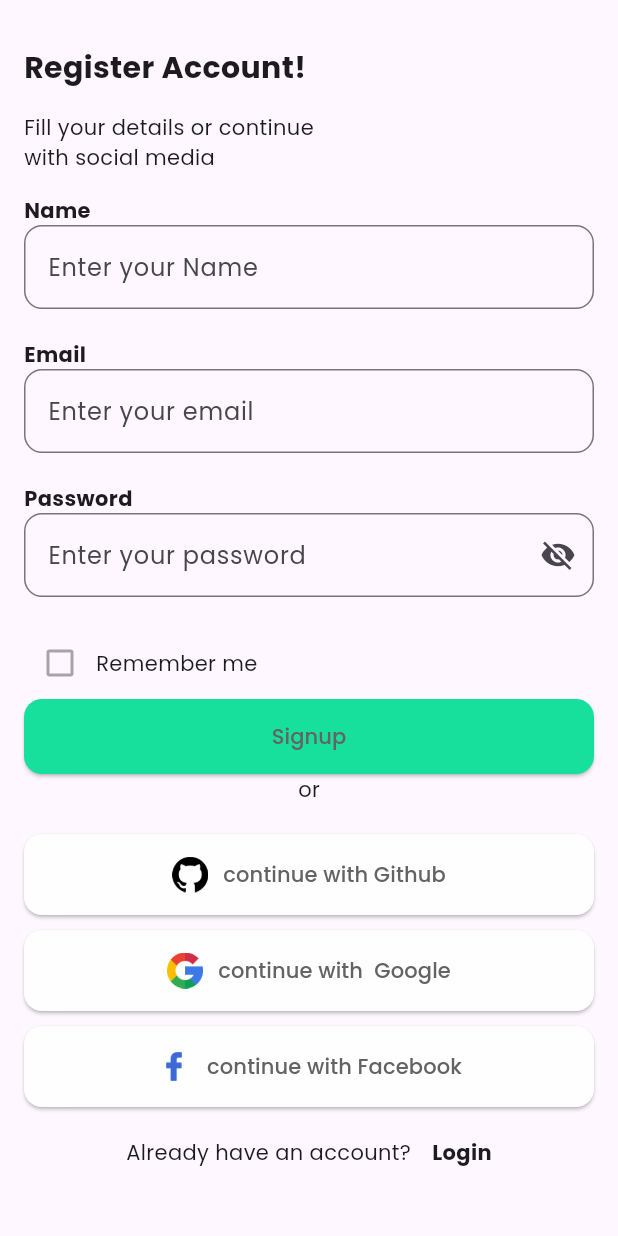
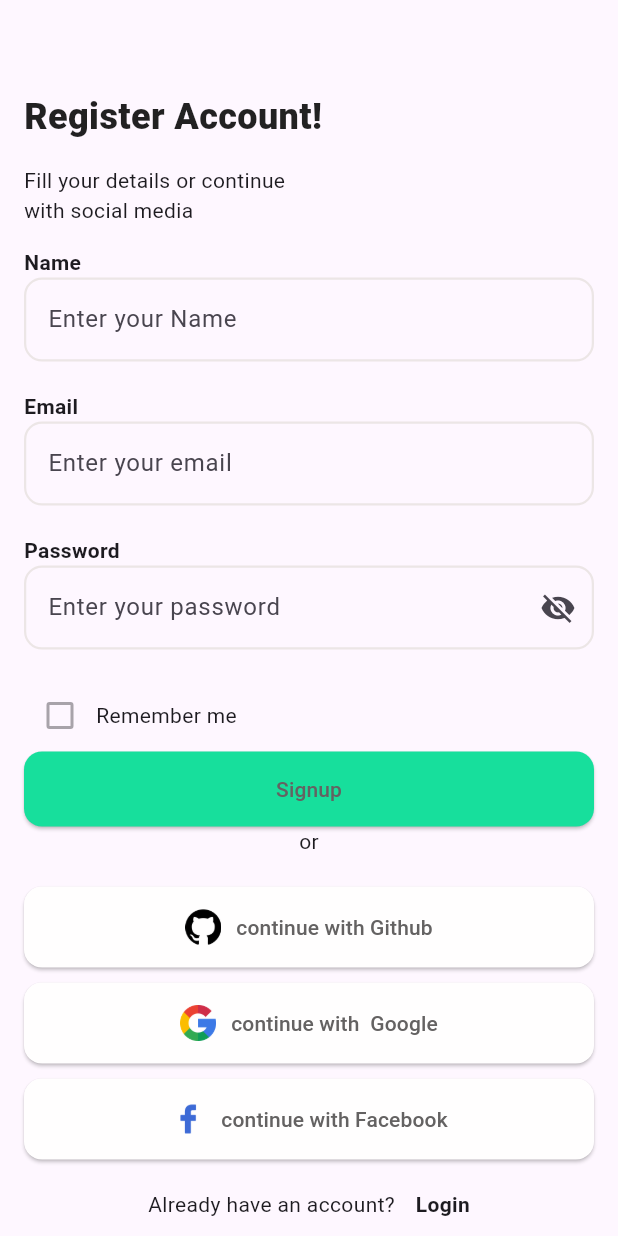
Before and after one commit to KALU56/friday_code_night, a Flutter app: the screen it shows after launch, after a tap on "Create an account", on a phone screen of 412 x 824 dp. Run offline on Flutter 3.47's test engine with Material 3 defaults, Android fonts, the phone set to English and light mode, and no system bars; our stand-ins replace google_fonts.

Commit message:
feat:modfy ui of text fild

```diff
--- a/authpage/lib/Auth/login.dart
+++ b/authpage/lib/Auth/login.dart
@@ -1,7 +1,8 @@
 import 'package:flutter/material.dart';
 import '../core/assets.dart';
 import 'signup.dart';
-// import 'package:google_fonts/google_fonts.dart';
+import 'package:google_fonts/google_fonts.dart';
+
 
 
 class Login extends StatefulWidget {
@@ -24,11 +25,14 @@ class _LoginState extends State<Login> {
         crossAxisAlignment: CrossAxisAlignment.start,
         children: [
           SizedBox(height: 45,),
-          Text('Welcome Back!',
-            style: TextStyle(
-    fontWeight: FontWeight.bold,
-    fontSize: 20,
-  ),),
+              Text(
+            'Welcome Back!',
+            style: GoogleFonts.roboto(
+              fontWeight: FontWeight.w900,
+              fontSize: 24,
+              color: Colors.black87,
+            ),
+          ),
           SizedBox(height: 15,),
 
           Text('Fill your details or continue '),
@@ -39,9 +43,14 @@ class _LoginState extends State<Login> {
             ),),
           TextField(
             decoration: InputDecoration(
-              border: OutlineInputBorder(
-                borderRadius: BorderRadius.circular(12),
-              ),
+            enabledBorder: OutlineInputBorder(
+      borderRadius: BorderRadius.circular(12),
+      borderSide: BorderSide(
+         color: const Color.fromARGB(255, 236, 230, 230),
+        width: 1.5,
+      ),
+
+    ),
               hintText: 'Enter your email',
             ),
             keyboardType: TextInputType.emailAddress,
@@ -54,9 +63,13 @@ class _LoginState extends State<Login> {
                 obscureText: _obscurePassword,
                 decoration: InputDecoration(
                   hintText: 'Enter your password',
-                  border: OutlineInputBorder(
-                    borderRadius: BorderRadius.circular(12),
-                  ),
+                  enabledBorder: OutlineInputBorder(
+      borderRadius: BorderRadius.circular(12),
+      borderSide: BorderSide(
+       color: const Color.fromARGB(255, 236, 230, 230),
+        width: 1.5,
+      ),
+    ),
                   suffixIcon: IconButton(
                     icon: Icon(
                       _obscurePassword ? Icons.visibility_off : Icons.visibility,
--- a/authpage/lib/Auth/signup.dart
+++ b/authpage/lib/Auth/signup.dart
@@ -1,7 +1,7 @@
 import 'package:flutter/material.dart';
 import 'login.dart';
 import '../core/assets.dart';
-// import 'package:google_fonts/google_fonts.dart';
+import 'package:google_fonts/google_fonts.dart';
 
 class Signup extends StatefulWidget {
   const Signup({super.key});
@@ -23,12 +23,13 @@ class _SignupState extends State<Signup> {
           child: Column(
           crossAxisAlignment: CrossAxisAlignment.start,
         children: [
-          SizedBox(height: 15,),
+          SizedBox(height: 45,),
           Text('Register Account! ',
-            style: TextStyle(
-    fontWeight: FontWeight.bold,
-    fontSize: 20,
-  ),),
+                   style: GoogleFonts.roboto(
+              fontWeight: FontWeight.w900,
+              fontSize: 24,
+              color: Colors.black87,
+            ),),
           SizedBox(height: 15,),
 
           Text('Fill your details or continue '),
@@ -43,12 +44,17 @@ class _SignupState extends State<Signup> {
 
           TextField(
             decoration: InputDecoration(
-              border: OutlineInputBorder(
+              hintText: 'Enter your Name',
+              enabledBorder: OutlineInputBorder(
                 borderRadius: BorderRadius.circular(12),
+                borderSide: BorderSide(
+                  color: const Color.fromARGB(255, 236, 230, 230),
+                  width: 1.5,
+                ),
               ),
-              hintText: 'Enter your Name',
+
             ),
-            keyboardType: TextInputType.emailAddress,
+            keyboardType: TextInputType.name,
           ),
           SizedBox(height: 20,),
           Text('Email',
@@ -57,9 +63,13 @@ class _SignupState extends State<Signup> {
             ),),
           TextField(
             decoration: InputDecoration(
-              border: OutlineInputBorder(
-                borderRadius: BorderRadius.circular(12),
-              ),
+          enabledBorder: OutlineInputBorder(
+      borderRadius: BorderRadius.circular(12),
+      borderSide: BorderSide(
+        color:  const Color.fromARGB(255, 236, 230, 230),
+        width: 1.5,
+      ),
+    ),
               hintText: 'Enter your email',
             ),
             keyboardType: TextInputType.emailAddress,
@@ -72,10 +82,13 @@ class _SignupState extends State<Signup> {
               TextField(
                 obscureText: _obscurePassword,
                 decoration: InputDecoration(
-                  border: OutlineInputBorder(
-                    borderRadius: BorderRadius.circular(12),
-
-                  ),
+            enabledBorder: OutlineInputBorder(
+      borderRadius: BorderRadius.circular(12),
+      borderSide: BorderSide(
+         color: const Color.fromARGB(255, 236, 230, 230),
+        width: 1.5,
+      ),
+    ),
                   hintText: 'Enter your password',
                   suffixIcon: IconButton(
                     icon: Icon(
--- a/authpage/lib/main.dart
+++ b/authpage/lib/main.dart
@@ -1,7 +1,6 @@
 import 'package:flutter/material.dart';
 import 'Auth/login.dart';
 import 'Auth/signup.dart';
-import 'package:google_fonts/google_fonts.dart';
 
 void main() {
   runApp(const MyAuth());
@@ -13,9 +12,7 @@ class MyAuth extends StatelessWidget {
   @override
   Widget build(BuildContext context) {
     return MaterialApp(
-        theme: ThemeData(
-    textTheme: GoogleFonts.poppinsTextTheme(), // use poppins everywhere
-  ),
+
       title: 'Auth Page',
       initialRoute: '/Login',
       routes: {
```
